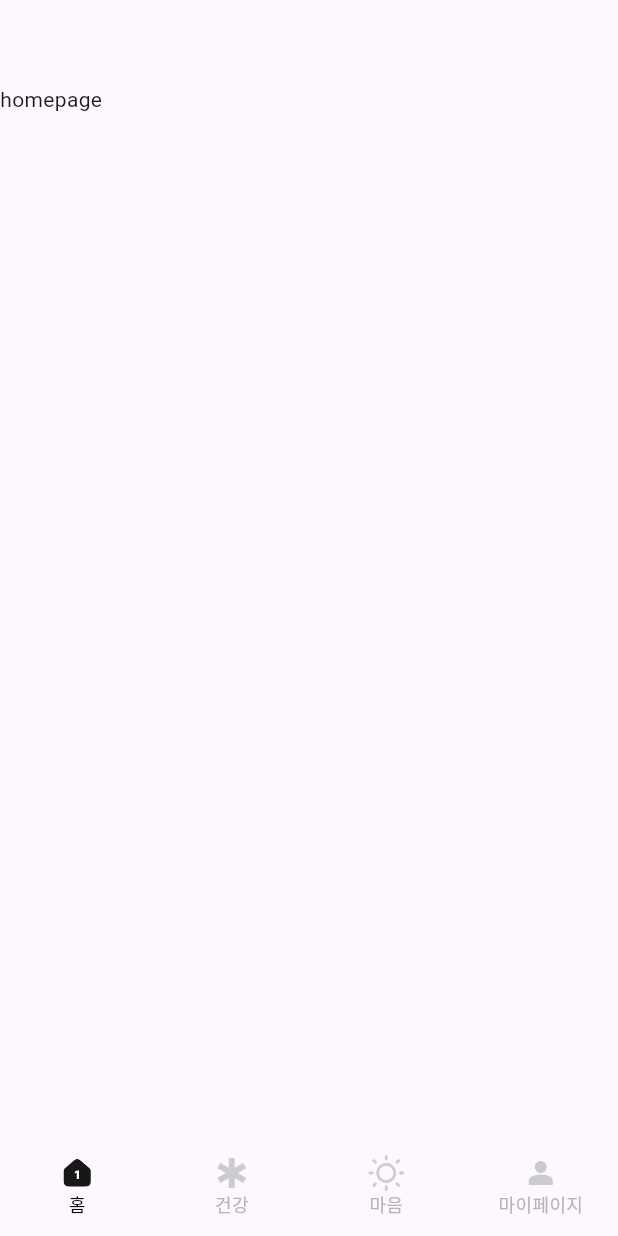
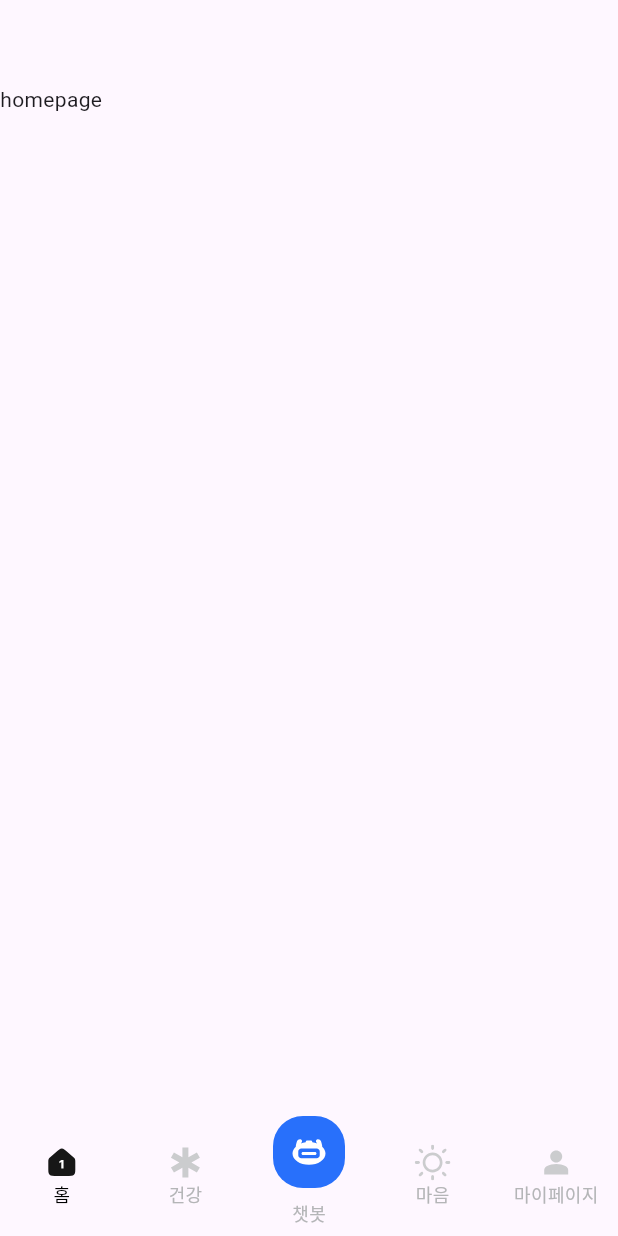
Before and after one commit to iloveuhyeon/flutter-practice, a Flutter app: the screen it shows after launch, on a phone screen of 412 x 824 dp. Run offline on Flutter 3.47's test engine with Material 3 defaults, Android fonts, the phone set to English and light mode, and no system bars; our stand-ins replace flutter_svg, go_router.

Commit message:
:bug: :: 화면 상태 변환함 하지만 디자인이 다름

```diff
--- a/lib/router.dart
+++ b/lib/router.dart
@@ -17,7 +17,7 @@ class PageRouter {
     routes: [
       GoRoute(
         path: _home,
-        builder: (context, state) => MainPage(),
+        builder: (context, state) => const MainPage(),
         routes: [
           GoRoute(
             path: _splash,
--- a/lib/utils/utils.dart
+++ b/lib/utils/utils.dart
@@ -1,14 +1,17 @@
+import 'package:practice/views/chatbot/chatbot.dart';
 import 'package:practice/views/health/health_page.dart';
 import 'package:practice/views/heart/heart_page.dart';
 import 'package:practice/views/home_page/home_page.dart';
 import 'package:practice/views/my_page/my_page.dart';
-import 'package:practice/views/splash/splash_page.dart';
 
 int pageindex = 0;
+const String nav = "assets/images/bottom_nav/";
+const String focusNav = "assets/images/bottom_nav_property/";
 const page = [
+  // 순서 중요시 해야함
   HomePage(),
+  HealthPage(),
+  ChatBotPage(),
+  HeartPage(),
   MyPage(),
-  SplashPage(),
-  HeartPage(),
-  HealthPage(),
 ];
--- /dev/null
+++ b/lib/views/chatbot/chatbot.dart
@@ -0,0 +1,12 @@
+import 'package:flutter/material.dart';
+
+class ChatBotPage extends StatelessWidget {
+  const ChatBotPage({super.key});
+
+  @override
+  Widget build(BuildContext context) {
+    return const Scaffold(
+      body: Text("chatbot"),
+    );
+  }
+}
--- a/lib/views/main_page/main_page.dart
+++ b/lib/views/main_page/main_page.dart
@@ -1,16 +1,29 @@
+import 'package:flutter/cupertino.dart';
 import 'package:flutter/material.dart';
+import 'package:flutter_svg/svg.dart';
 import 'package:practice/utils/utils.dart';
 import 'package:practice/widgets/bottom_nav/bottom_nav.dart';
 
-class MainPage extends StatelessWidget {
+class MainPage extends StatefulWidget {
   const MainPage({super.key});
 
+  @override
+  State<MainPage> createState() => _MainPageState();
+}
+
+class _MainPageState extends State<MainPage> {
   @override
   Widget build(BuildContext context) {
     return Scaffold(
       appBar: AppBar(),
       body: page[pageindex],
-      bottomNavigationBar: const BottomNav(),
+      bottomNavigationBar: BottomNav(
+        onPageIndex: (index) => setState(
+          () {
+            pageindex = index;
+          },
+        ),
+      ),
     );
   }
 }
--- a/lib/widgets/bottom_nav/bottom_nav.dart
+++ b/lib/widgets/bottom_nav/bottom_nav.dart
@@ -2,65 +2,48 @@ import 'package:flutter/material.dart';
 import 'package:flutter_svg/svg.dart';
 import 'package:practice/utils/utils.dart';
 
-class BottomNav extends StatefulWidget {
-  const BottomNav({super.key});
+class BottomNav extends StatelessWidget {
+  BottomNav({
+    super.key,
+    required this.onPageIndex,
+  });
+  Function(int index) onPageIndex;
 
-  @override
-  State<BottomNav> createState() => _BottomNavState();
-}
-
-class _BottomNavState extends State<BottomNav> {
   @override
   Widget build(BuildContext context) {
     return SafeArea(
       child: SizedBox(
-        height: 66,
+        height: 80,
         child: Row(
           mainAxisAlignment: MainAxisAlignment.spaceAround,
           children: [
             NavProperty(
                 src: "house.svg",
                 text: "홈",
-              index: 0,
                 isSelected: pageindex == 0,
-              tap: () => setState(
-                () {
-                  pageindex = 0;
-                },
-              ),
-            ),
+                tap: () => onPageIndex(0)),
             NavProperty(
               src: "health.svg",
               text: "건강",
-              index: 1,
               isSelected: pageindex == 1,
-              tap: () => setState(
-                () {
-                  pageindex = 1;
-                },
+              tap: () => onPageIndex(1),
             ),
-            ),
+            ChatBot(
+                src: "chatbot.svg",
+                text: "챗봇",
+                isSelected: pageindex == 2,
+                tap: () => onPageIndex(2)),
             NavProperty(
               src: "light-up.svg",
               text: "마음",
-              index: 2,
-              isSelected: pageindex == 2,
-              tap: () => setState(
-                () {
-                  pageindex = 2;
-                },
-              ),
+              isSelected: pageindex == 3,
+              tap: () => onPageIndex(3),
             ),
             NavProperty(
               src: "person.svg",
               text: "마이페이지",
-              index: 3,
-              isSelected: pageindex == 3,
-              tap: () => setState(
-                () {
-                  pageindex = 3;
-                },
-              ),
+              isSelected: pageindex == 4,
+              tap: () => onPageIndex(4),
             ),
           ],
         ),
@@ -70,28 +53,22 @@ class _BottomNavState extends State<BottomNav> {
 }
 
 class NavProperty extends StatefulWidget {
-  const NavProperty({
-    super.key,
+  const NavProperty(
+      {super.key,
       required this.src,
       required this.text,
-    required this.tap,
-    required this.index,
       required this.isSelected,
-  });
+      required this.tap});
   final String src;
   final String text;
-  final int index;
   final bool isSelected;
-  final Function() tap;
+  final VoidCallback tap;
 
   @override
   State<NavProperty> createState() => _NavPropertyState();
 }
 
 class _NavPropertyState extends State<NavProperty> {
-  final String nav = "assets/images/bottom_nav/";
-  final String focusNav = "assets/images/bottom_nav_property/";
-
   @override
   Widget build(BuildContext context) {
     return GestureDetector(
@@ -121,3 +98,53 @@ class _NavPropertyState extends State<NavProperty> {
     );
   }
 }
+
+class ChatBot extends StatefulWidget {
+  const ChatBot(
+      {super.key,
+      required this.src,
+      required this.text,
+      required this.isSelected,
+      required this.tap});
+  final String src;
+  final String text;
+  final bool isSelected;
+  final VoidCallback tap;
+
+  @override
+  State<ChatBot> createState() => _ChatBotState();
+}
+
+class _ChatBotState extends State<ChatBot> {
+  @override
+  Widget build(BuildContext context) {
+    return GestureDetector(
+      onTap: widget.tap,
+      child: SizedBox(
+        height: 80,
+        width: 78,
+        child: Column(
+          children: [
+            SvgPicture.asset(
+              widget.isSelected ? focusNav + widget.src : nav + widget.src,
+              height: widget.isSelected ? 54 : 48,
+              width: widget.isSelected ? 54 : 48,
+            ),
+            const SizedBox(
+              height: 8,
+            ),
+            Text(
+              widget.text,
+              style: TextStyle(
+                fontSize: 12,
+                fontWeight: FontWeight.w500,
+                color:
+                    widget.isSelected ? Colors.black : const Color(0xffb4b5b7),
+              ),
+            ),
+          ],
+        ),
+      ),
+    );
+  }
+}
--- a/pubspec.yaml
+++ b/pubspec.yaml
@@ -65,6 +65,7 @@ flutter:
     - assets/images/bottom_nav_property/light-up.svg
     - assets/images/bottom_nav_property/person.svg
     - assets/images/bottom_nav/chatbot.svg
+    - assets/images/bottom_nav_property/chatbot.svg
 
 
   # The following line ensures that the Material Icons font is
```
Also changed, not shown: assets/images/bottom_nav_property/chatbot.svg (added). Lines whose indentation alone changed are shown as unchanged.
